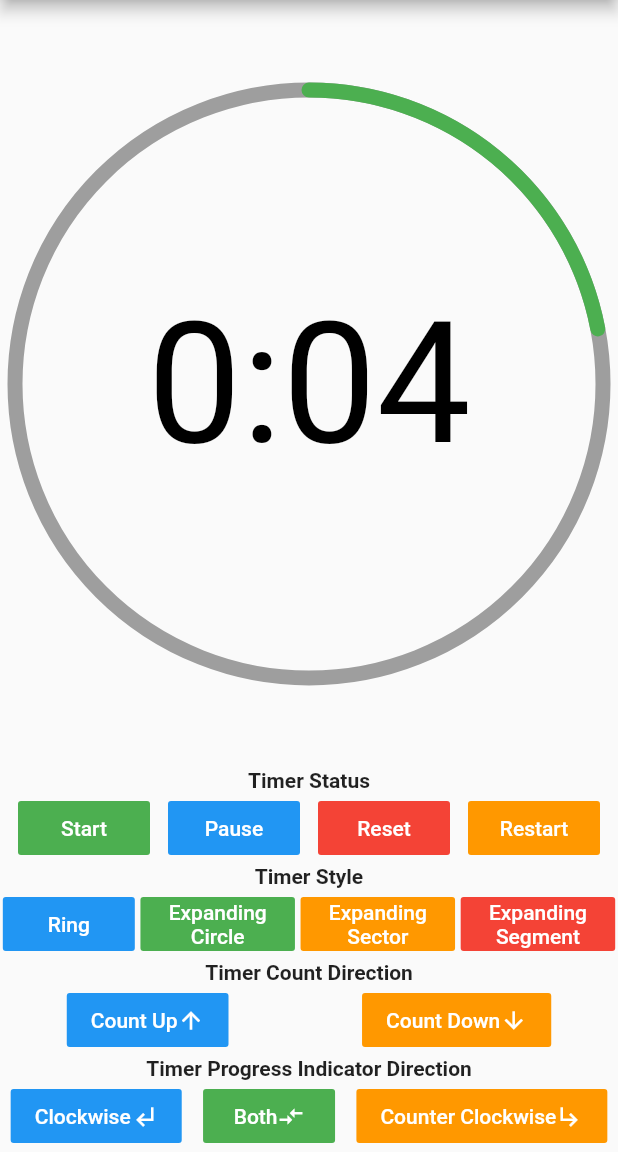
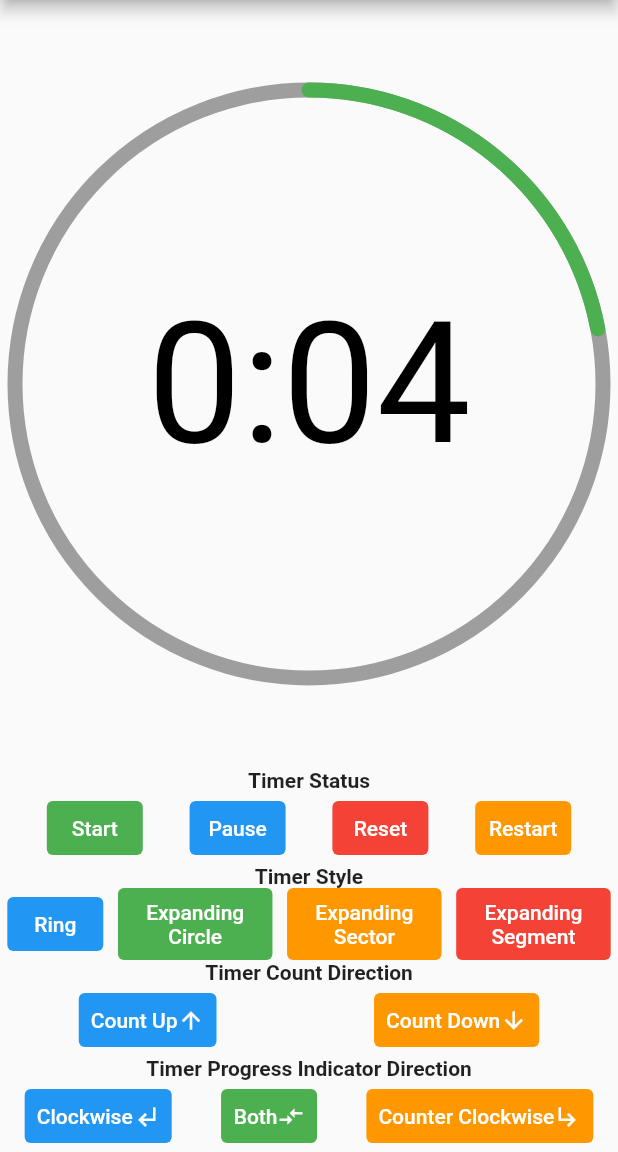
Before and after one commit to smladeoye/flutter-simple-timer, a Flutter app: the screen it shows after launch, after a tap on "Start", on a phone screen of 412 x 824 dp, the part 84-1236 px from its top. Run offline on Flutter 3.47's test engine with Material 2 defaults, Android fonts, the phone set to English and light mode, and no system bars.

Commit message:
migrated to null-safety, updated deprecated widgets and added widget tests

```diff
--- a/example/lib/main.dart
+++ b/example/lib/main.dart
@@ -79,25 +79,33 @@ class _MyHomePageState extends State<MyHomePage>
                 Row(
                   mainAxisAlignment: MainAxisAlignment.spaceEvenly,
                   children: <Widget>[
-                    FlatButton(
+                    TextButton(
                       onPressed: _timerController.start,
                       child: const Text("Start", style: TextStyle(color: Colors.white)),
-                      color: Colors.green,
+                      style: TextButton.styleFrom(
+                        backgroundColor: Colors.green
+                      )
                     ),
-                    FlatButton(
+                    TextButton(
                       onPressed: _timerController.pause,
                       child: const Text("Pause", style: TextStyle(color: Colors.white)),
-                      color: Colors.blue,
+                      style: TextButton.styleFrom(
+                          backgroundColor: Colors.blue
+                      )
                     ),
-                    FlatButton(
+                    TextButton(
                       onPressed: _timerController.reset,
                       child: const Text("Reset", style: TextStyle(color: Colors.white)),
-                      color: Colors.red,
+                      style: TextButton.styleFrom(
+                          backgroundColor: Colors.red
+                      )
                     ),
-                    FlatButton(
+                    TextButton(
                       onPressed: _timerController.restart,
                       child: const Text("Restart", style: TextStyle(color: Colors.white)),
-                      color: Colors.orange,
+                      style: TextButton.styleFrom(
+                          backgroundColor: Colors.orange
+                      )
                     ),
                   ],
                 )
@@ -110,9 +118,11 @@ class _MyHomePageState extends State<MyHomePage>
                   mainAxisAlignment: MainAxisAlignment.spaceAround,
                   children: <Widget>[
                     Flexible(
-                        child: FlatButton(
+                        child: TextButton(
                             onPressed: ()=>_setStyle(TimerStyle.ring),
-                            color: Colors.blue,
+                            style: TextButton.styleFrom(
+                                backgroundColor: Colors.blue
+                            ),
                             child:  const Text("Ring",
                                 textAlign: TextAlign.center,
                                 style: const TextStyle(color: Colors.white)
@@ -120,9 +130,11 @@ class _MyHomePageState extends State<MyHomePage>
                         )
                     ),
                     Flexible(
-                      child: FlatButton(
+                      child: TextButton(
                           onPressed: ()=>_setStyle(TimerStyle.expanding_circle),
-                          color: Colors.green,
+                          style: TextButton.styleFrom(
+                              backgroundColor: Colors.green
+                          ),
                           child: const Text("Expanding Circle",
                               textAlign: TextAlign.center,
                               style: const TextStyle(color: Colors.white)
@@ -130,9 +142,11 @@ class _MyHomePageState extends State<MyHomePage>
                       ),
                     ),
                     Flexible(
-                      child: FlatButton(
+                      child: TextButton(
                           onPressed: ()=>_setStyle(TimerStyle.expanding_sector),
-                          color: Colors.orange,
+                          style: TextButton.styleFrom(
+                              backgroundColor: Colors.orange
+                          ),
                           child: const Text("Expanding Sector",
                               textAlign: TextAlign.center,
                               style: const TextStyle(color: Colors.white)
@@ -140,9 +154,11 @@ class _MyHomePageState extends State<MyHomePage>
                       ),
                     ),
                     Flexible(
-                      child: FlatButton(
+                      child: TextButton(
                           onPressed: ()=>_setStyle(TimerStyle.expanding_segment),
-                          color: Colors.red,
+                          style: TextButton.styleFrom(
+                              backgroundColor: Colors.red
+                          ),
                           child: const Text("Expanding Segment",
                               textAlign: TextAlign.center,
                               style: const TextStyle(color: Colors.white)
@@ -159,9 +175,11 @@ class _MyHomePageState extends State<MyHomePage>
                 Row(
                   mainAxisAlignment: MainAxisAlignment.spaceAround,
                   children: <Widget>[
-                    FlatButton(
+                    TextButton(
                       onPressed: ()=>_setCountDirection(TimerProgressTextCountDirection.count_up),
-                      color: Colors.blue,
+                      style: TextButton.styleFrom(
+                          backgroundColor: Colors.blue
+                      ),
                       child: Row(
                         mainAxisSize: MainAxisSize.min,
                         children: <Widget>[
@@ -175,9 +193,11 @@ class _MyHomePageState extends State<MyHomePage>
                         ],
                       ),
                     ),
-                    FlatButton(
+                    TextButton(
                       onPressed: ()=>_setCountDirection(TimerProgressTextCountDirection.count_down),
-                      color: Colors.orange,
+                      style: TextButton.styleFrom(
+                          backgroundColor: Colors.orange
+                      ),
                       child: Row(
                         mainAxisSize: MainAxisSize.min,
                         children: <Widget>[
@@ -201,9 +221,11 @@ class _MyHomePageState extends State<MyHomePage>
                 Row(
                   mainAxisAlignment: MainAxisAlignment.spaceAround,
                   children: <Widget>[
-                    FlatButton(
+                    TextButton(
                       onPressed: ()=>_setProgressIndicatorDirection(TimerProgressIndicatorDirection.clockwise),
-                      color: Colors.blue,
+                      style: TextButton.styleFrom(
+                          backgroundColor: Colors.blue
+                      ),
                       child: Row(
                         mainAxisSize: MainAxisSize.min,
                         children: <Widget>[
@@ -217,9 +239,11 @@ class _MyHomePageState extends State<MyHomePage>
                         ],
                       ),
                     ),
-                    FlatButton(
+                    TextButton(
                       onPressed: ()=>_setProgressIndicatorDirection(TimerProgressIndicatorDirection.both),
-                      color: Colors.green,
+                      style: TextButton.styleFrom(
+                          backgroundColor: Colors.green
+                      ),
                       child: Row(
                         mainAxisSize: MainAxisSize.min,
                         children: <Widget>[
@@ -233,9 +257,11 @@ class _MyHomePageState extends State<MyHomePage>
                         ],
                       ),
                     ),
-                    FlatButton(
+                    TextButton(
                       onPressed: ()=>_setProgressIndicatorDirection(TimerProgressIndicatorDirection.counter_clockwise),
-                      color: Colors.orange,
+                      style: TextButton.styleFrom(
+                          backgroundColor: Colors.orange
+                      ),
                       child: Row(
                         mainAxisSize: MainAxisSize.min,
                         children: <Widget>[
--- a/lib/simple_timer.dart
+++ b/lib/simple_timer.dart
@@ -10,8 +10,8 @@ class SimpleTimer extends StatefulWidget {
 
   /// Creates a Simple Timer with animated progress indicator
   SimpleTimer({
-    Key key,
-    @required this.duration,
+    Key? key,
+    required this.duration,
     this.onStart,
     this.onEnd,
     this.valueListener,
@@ -29,8 +29,8 @@ class SimpleTimer extends StatefulWidget {
     this.progressIndicatorColor = Colors.green,
     this.startAngle = Math.pi * 1.5,
     this.strokeWidth = 5.0,
-  }): assert(duration != null, "Timer Duration cannot be null"),
-        assert(status == null || controller == null, "If controller is provided, then status must be null - only one must be provided"),
+  }):assert(!(status == null && controller == null), "No Controller or Status has been set; Please set either the controller (TimerController) or the status (TimerStatus) property - only should can be set"),
+        assert(status == null || controller == null, "Both Controller and Status have been set; Please set either the controller (TimerController) or the status (TimerStatus) - only one should be set"),
         assert(displayProgressIndicator || displayProgressText,
         "At least either displayProgressText or displayProgressIndicator must be set to True"),
         super(key: key);
@@ -48,14 +48,14 @@ class SimpleTimer extends StatefulWidget {
   /// If provided, status should be null - ensure you dispose of it
   /// when done. If null, this widget will create its own [TimerController]
   /// and dispose it when the widget is disposed.
-  final TimerController controller;
+  final TimerController? controller;
 
   /// The current status of the timer.
   ///
   /// This can also be used to control this timer instead of a controller
   /// but providing a controller would be preferable.
   /// If provided, controller should be null
-  final TimerStatus status;
+  final TimerStatus? status;
 
   /// The display style for this timer.
   ///
@@ -67,23 +67,23 @@ class SimpleTimer extends StatefulWidget {
   ///
   /// This callback function is passed the a [Duration] (either time left
   /// or time elapsed) which is determined by the [progressTextCountDirection]
-  final String Function(Duration timeElapsed) progressTextFormatter;
+  final String Function(Duration timeElapsed)? progressTextFormatter;
 
   /// The callback function executed when the timer starts counting.
   ///
   /// The timer starts counting after the [delay]
-  final VoidCallback onStart;
+  final VoidCallback? onStart;
 
   /// The callback function executed when the timer has finished counting.
   ///
   /// The is only called when the timer has completed the length of its running duration
-  final VoidCallback onEnd;
+  final VoidCallback? onEnd;
 
   /// The callback function executed for each change in the time elapsed by the timer.
   ///
   /// This callback function is passed a [Duration] (either time left
   /// or time elapsed) which is determined by the [progressTextDisplayDirection]
-  final void Function(Duration timeElapsed) valueListener;
+  final void Function(Duration timeElapsed)? valueListener;
 
   /// The counting direction (counting up or counting down) of the text displayed by the timer.
   final TimerProgressTextCountDirection progressTextCountDirection;
@@ -100,7 +100,7 @@ class SimpleTimer extends StatefulWidget {
   final bool displayProgressText;
 
   /// The TextStyle applied to the progress text.
-  final TextStyle progressTextStyle;
+  final TextStyle? progressTextStyle;
 
   /// Sets whether to display the progress text.
   ///
@@ -138,7 +138,7 @@ class TimerState extends State<SimpleTimer> with SingleTickerProviderStateMixin
   /// This is indirectly referenced by the widget status [widget.status]
   /// and controls when the timer is started [TimerStatus.start], paused
   /// [TimerStatus.pause] or reset [TimerStatus.reset]
-  TimerController controller;
+  late TimerController controller;
 
   bool _useLocalController = false;
 
@@ -156,7 +156,7 @@ class TimerState extends State<SimpleTimer> with SingleTickerProviderStateMixin
       controller = TimerController(this);
       _useLocalController = true;
     } else {
-      controller = widget.controller;
+      controller = widget.controller!;
     }
     controller.duration = widget.duration;
     controller._setDelay(widget.delay);
@@ -219,7 +219,7 @@ class TimerState extends State<SimpleTimer> with SingleTickerProviderStateMixin
   }
 
   TextStyle getProgressTextStyle() {
-    return TextStyle(fontSize: Theme.of(context).textTheme.headline1.fontSize).merge(widget.progressTextStyle);
+    return TextStyle(fontSize: Theme.of(context).textTheme.headline1!.fontSize).merge(widget.progressTextStyle);
   }
 
   @override
@@ -255,30 +255,30 @@ class TimerState extends State<SimpleTimer> with SingleTickerProviderStateMixin
 
   void _animationValueListener() {
     if(widget.valueListener != null) {
-      widget.valueListener(controller.duration * controller.value);
+      widget.valueListener!(controller.duration! * controller.value);
     }
   }
 
   void _animationStatusListener(AnimationStatus status) {
     if(status == AnimationStatus.forward && widget.onStart != null) {
       wasActive = true;
-      widget.onStart();
+      widget.onStart!();
     } else if(status == AnimationStatus.completed && widget.onEnd != null) {
-      widget.onEnd();
+      widget.onEnd!();
     } else if(status == AnimationStatus.dismissed) {
       wasActive = false;
     }
   }
 
   String getProgressText() {
-    Duration duration = controller.duration * controller.value;
+    Duration duration = controller.duration! * controller.value;
     if(widget.progressTextCountDirection == TimerProgressTextCountDirection.count_down) {
-      duration = Duration(seconds: controller.duration.inSeconds - duration.inSeconds);
+      duration = Duration(seconds: controller.duration!.inSeconds - duration.inSeconds);
     }
     if(widget.progressTextFormatter == null) {
       return "${duration.inMinutes}:${(duration.inSeconds % 60).toString().padLeft(2, "0")}";
     }
-    return widget.progressTextFormatter(duration);
+    return widget.progressTextFormatter!(duration);
   }
 
   @override
@@ -300,14 +300,15 @@ class TimerPainter extends CustomPainter {
   double startAngle;
   double strokeWidth;
 
-  TimerPainter({this.animation,
-    this.progressIndicatorDirection,
-    this.progressIndicatorColor,
-    this.backgroundColor,
-    this.timerStyle,
-    this.startAngle,
-    this.strokeWidth}
-      ) : super(repaint: animation);
+  TimerPainter({
+    required this.animation,
+    this.progressIndicatorDirection = TimerProgressIndicatorDirection.clockwise,
+    this.progressIndicatorColor = Colors.green,
+    this.backgroundColor = Colors.grey,
+    this.timerStyle = TimerStyle.ring,
+    this.startAngle = Math.pi * 1.5,
+    this.strokeWidth = 5.0
+  }) : super(repaint: animation);
 
   PaintingStyle getPaintingStyle() {
     switch(timerStyle) {
@@ -389,11 +390,11 @@ class TimerController extends AnimationController {
 
   bool _wasActive = false;
 
-  Duration _delay;
+  Duration? _delay;
 
   TimerController(TickerProvider vsync) : super(vsync: vsync);
 
-  Duration get delay => _delay;
+  Duration? get delay => _delay;
 
   /// Sets the animation delay
   void _setDelay(Duration delay) {
@@ -401,19 +402,19 @@ class TimerController extends AnimationController {
   }
 
   /// Calculates controller start value from specified duration [startDuration]
-  double _calculateStartValue(Duration startDuration) {
-    startDuration = (startDuration != null && (startDuration > this.duration)) ? this.duration : startDuration;
-    return startDuration == null ? startDuration : (1 - (startDuration.inMilliseconds / this.duration.inMilliseconds));
+  double? _calculateStartValue(Duration? startDuration) {
+    startDuration = (startDuration != null && (startDuration > this.duration!)) ? this.duration : startDuration;
+    return startDuration == null ? null : (1 - (startDuration.inMilliseconds / this.duration!.inMilliseconds));
   }
 
   /// This starts the controller animation.
   ///
   /// If [startFrom] is specified, the new value is calculated
   /// and starts from that value, rather than from the [lowerBound]
-  void start({bool useDelay = true, Duration startFrom}) {
+  void start({bool useDelay = true, Duration? startFrom}) {
     if(useDelay && !_wasActive && (_delay != null)) {
       _wasActive = true;
-      Future.delayed(_delay, () {
+      Future.delayed(_delay!, () {
         this.forward(from: _calculateStartValue(startFrom));
       });
     } else {
@@ -437,7 +438,7 @@ class TimerController extends AnimationController {
   ///
   /// If [startFrom] is specified, the animation value is calculated
   /// and starts from that value, rather than from the [lowerBound]
-  void restart({bool useDelay = true, Duration startFrom}) {
+  void restart({bool useDelay = true, Duration? startFrom}) {
     this.reset();
     this.start(startFrom: startFrom);
   }
@@ -453,8 +454,8 @@ class TimerController extends AnimationController {
   /// The [animationDuration] value sets the length of time used to animate
   /// from the previous value to the new value
   void add(Duration duration, {bool start = false, Duration changeAnimationDuration = const Duration(seconds: 0)}) {
-    duration = (duration != null && (duration > this.duration)) ? this.duration : duration;
-    double newValue = this.value - (duration.inMilliseconds / this.duration.inMilliseconds);
+    duration = (duration > this.duration!) ? this.duration! : duration;
+    double newValue = this.value - (duration.inMilliseconds / this.duration!.inMilliseconds);
     this.animateBack(newValue, duration: changeAnimationDuration);
     if (start) {
       this.forward();
@@ -472,8 +473,8 @@ class TimerController extends AnimationController {
   /// The [animationDuration] value sets the length of time used to animate
   /// from the previous value to the new value
   void subtract(Duration duration, {bool start = false, Duration changeAnimationDuration = const Duration(seconds: 0)}) {
-    duration = (duration != null && (duration > this.duration)) ? this.duration : duration;
-    double newValue = this.value + (duration.inMilliseconds / this.duration.inMilliseconds);
+    duration = (duration > this.duration!) ? this.duration! : duration;
+    double newValue = this.value + (duration.inMilliseconds / this.duration!.inMilliseconds);
     this.animateTo(newValue, duration: changeAnimationDuration);
     if (start) {
       this.forward();
--- a/pubspec.yaml
+++ b/pubspec.yaml
@@ -4,7 +4,7 @@ version: 1.0.1
 homepage: https://github.com/smladeoye/flutter-simple-timer
 
 environment:
-  sdk: ">=2.7.0 <3.0.0"
+  sdk: ">=2.12.0 <3.0.0"
 
 dependencies:
   flutter:
```
Also changed, not shown: example/pubspec.lock, pubspec.lock, 1 other file.
